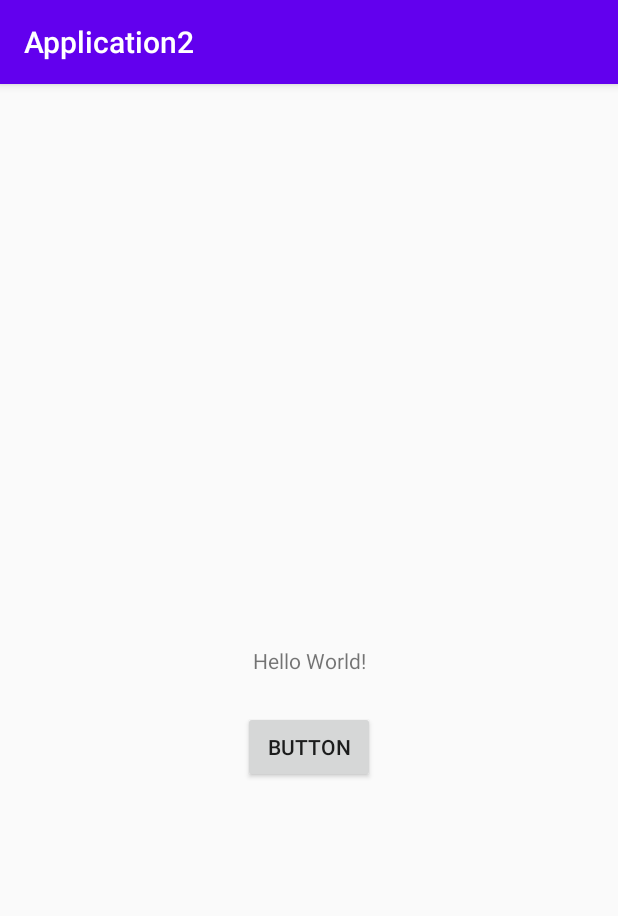
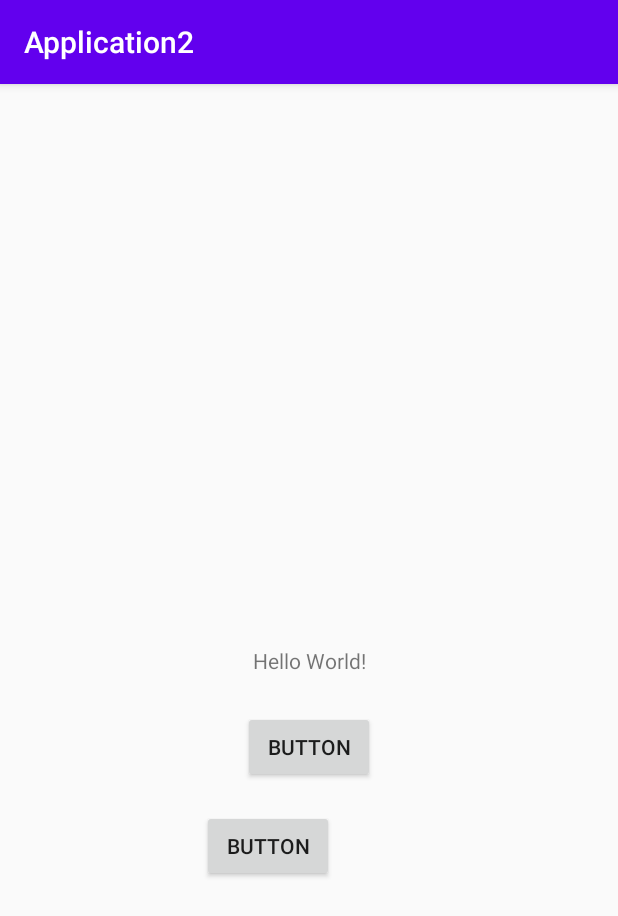
Before and after one commit to sauravsingh123/Application2, an Android app: the screen it shows after launch (MainActivity), on a phone screen of 412 x 824 dp. Shown: the top 916 px of the screen. Run offline under Robolectric (Android 15) with nearby library versions, the phone set to English and light mode, and no system bars.

Commit message:
added a button

```diff
--- a/app/src/main/res/layout/activity_main.xml
+++ b/app/src/main/res/layout/activity_main.xml
@@ -27,4 +27,21 @@
         app:layout_constraintStart_toStartOf="parent"
         app:layout_constraintTop_toBottomOf="@+id/textView" />
 
+    <Button
+        android:id="@+id/button2"
+        android:layout_width="wrap_content"
+        android:layout_height="wrap_content"
+        android:layout_marginStart="24dp"
+        android:layout_marginLeft="24dp"
+        android:layout_marginTop="32dp"
+        android:layout_marginEnd="24dp"
+        android:layout_marginRight="24dp"
+        android:layout_marginBottom="250dp"
+        android:text="Button"
+        app:layout_constraintBottom_toBottomOf="parent"
+        app:layout_constraintEnd_toEndOf="parent"
+        app:layout_constraintHorizontal_bias="0.4"
+        app:layout_constraintStart_toStartOf="parent"
+        app:layout_constraintTop_toBottomOf="@+id/button" />
+
 </androidx.constraintlayout.widget.ConstraintLayout>
```
